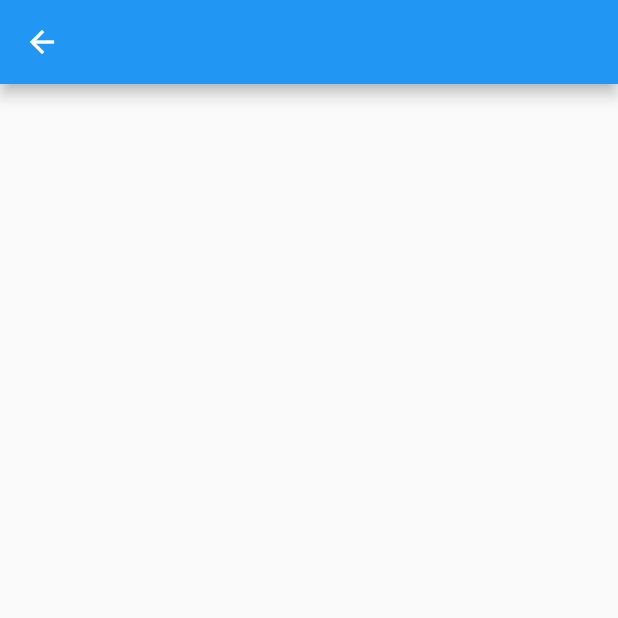
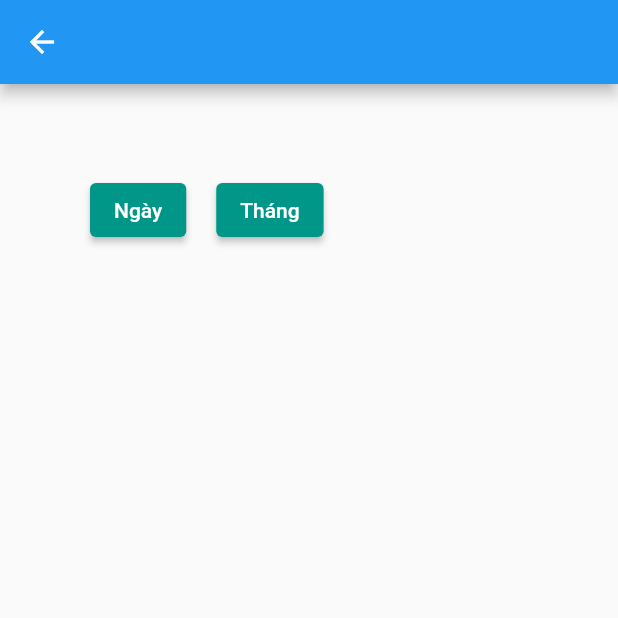
Before and after one commit to viettungvuong/SaveMoney, a Flutter app: the AnalyticsPage screen opened directly, on a phone screen of 412 x 824 dp, the top half of it. Run offline on Flutter 3.47's test engine with Material 2 defaults, Android fonts, the phone set to English and light mode, and no system bars; our stand-ins replace cloud_firestore, date_time_picker, dropdown_button2, dropdown_search, firebase_auth, firebase_core and 1 more; missing offline and left inert: searchable_listview, selection_menu; accounts and stored records are empty; network calls fail.

Commit message:
Thêm định hướng

```diff
--- a/lib/add.dart
+++ b/lib/add.dart
@@ -8,6 +8,7 @@ import 'package:flutter/services.dart';
 import 'package:save_money/spending.dart';
 import 'package:selection_menu/components_configurations.dart';
 import 'package:selection_menu/selection_menu.dart';
+import 'analytics.dart';
 import 'income.dart';
 import 'main.dart';
 
@@ -348,7 +349,10 @@ class _AddPageState extends State<AddSpending> {
                 leading: Icon(Icons.analytics),
                 title: const Text('Phân tích'),
                 onTap: () {
-                  Navigator.pop(context);
+                  Navigator.push(
+                    context,
+                    MaterialPageRoute(builder: (context) => const AnalyticsPage()),
+                  );
                 },
               ),
             ],
--- a/lib/analytics.dart
+++ b/lib/analytics.dart
@@ -1,22 +1,53 @@
 import 'package:flutter/cupertino.dart';
 import 'package:flutter/material.dart';
 
-class AnalyticsPage extends StatefulWidget{
+class AnalyticsPage extends StatefulWidget {
   const AnalyticsPage({super.key});
 
   @override
   State<AnalyticsPage> createState() => AnalyticsState();
 }
 
-class AnalyticsState extends State<AnalyticsPage>{
+class AnalyticsState extends State<AnalyticsPage> {
   @override
   Widget build(BuildContext context) {
     return Scaffold(
       appBar: AppBar(
-        // Here we take the value from the MyHomePage object that was created by
-        // the App.build method, and use it to set our appbar title.
+          // Here we take the value from the MyHomePage object that was created by
+          // the App.build method, and use it to set our appbar title.
+          ),
+      body: Center(
+        child: Column(
+          children: [
+            Container(
+              margin: EdgeInsets.all(50),
+              child: Row(
+                children: [
+                  Container(
+                    margin: EdgeInsets.all(10),
+                    child: ElevatedButton(
+                        onPressed: () {},
+                        child: Text(
+                          "Ngày",
+                        ),
+                        style: ElevatedButton.styleFrom(primary: Colors.teal)),
+                  ),
+
+                  Container(
+                    margin: EdgeInsets.all(10),
+                    child: ElevatedButton(
+                        onPressed: () {},
+                        child: Text(
+                          "Tháng",
+                        ),
+                        style: ElevatedButton.styleFrom(primary: Colors.teal)),
+                  ),
+                ],
+              ),
+            )
+          ],
+        ),
       ),
     );
   }
-
 }
--- a/lib/income.dart
+++ b/lib/income.dart
@@ -5,6 +5,7 @@ import 'package:dropdown_search/dropdown_search.dart';
 import 'package:firebase_database/firebase_database.dart';
 import 'package:flutter/material.dart';
 import 'package:flutter/services.dart';
+import 'package:save_money/analytics.dart';
 import 'package:save_money/spending.dart';
 import 'package:selection_menu/components_configurations.dart';
 import 'package:selection_menu/selection_menu.dart';
@@ -348,7 +349,10 @@ class _AddPageState extends State<AddEarning> {
                 leading: Icon(Icons.analytics),
                 title: const Text('Phân tích'),
                 onTap: () {
-                  Navigator.pop(context);
+                  Navigator.push(
+                    context,
+                    MaterialPageRoute(builder: (context) => const AnalyticsPage()),
+                  );
                 },
               ),
             ],
--- a/lib/main.dart
+++ b/lib/main.dart
@@ -9,6 +9,7 @@ import 'package:flutter/services.dart';
 import 'package:save_money/add.dart';
 import 'package:save_money/userPage.dart';
 import 'package:searchable_listview/widgets/list_item.dart';
+import 'analytics.dart';
 import 'firebase_options.dart';
 import 'income.dart';
 import 'spending.dart';
@@ -410,7 +411,10 @@ class _MyHomePageState extends State<MyHomePage> {
             leading: Icon(Icons.analytics),
             title: const Text('Phân tích'),
             onTap: () {
-              Navigator.pop(context);
+              Navigator.push(
+                context,
+                MaterialPageRoute(builder: (context) => const AnalyticsPage()),
+              );
             },
           ),
         ],
```
